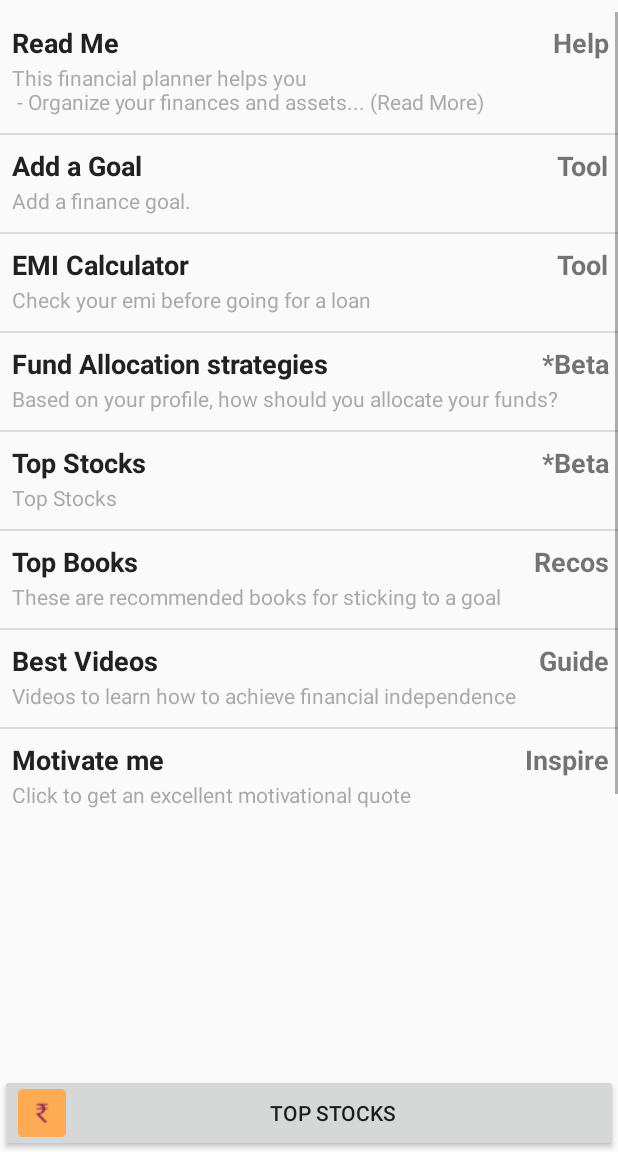
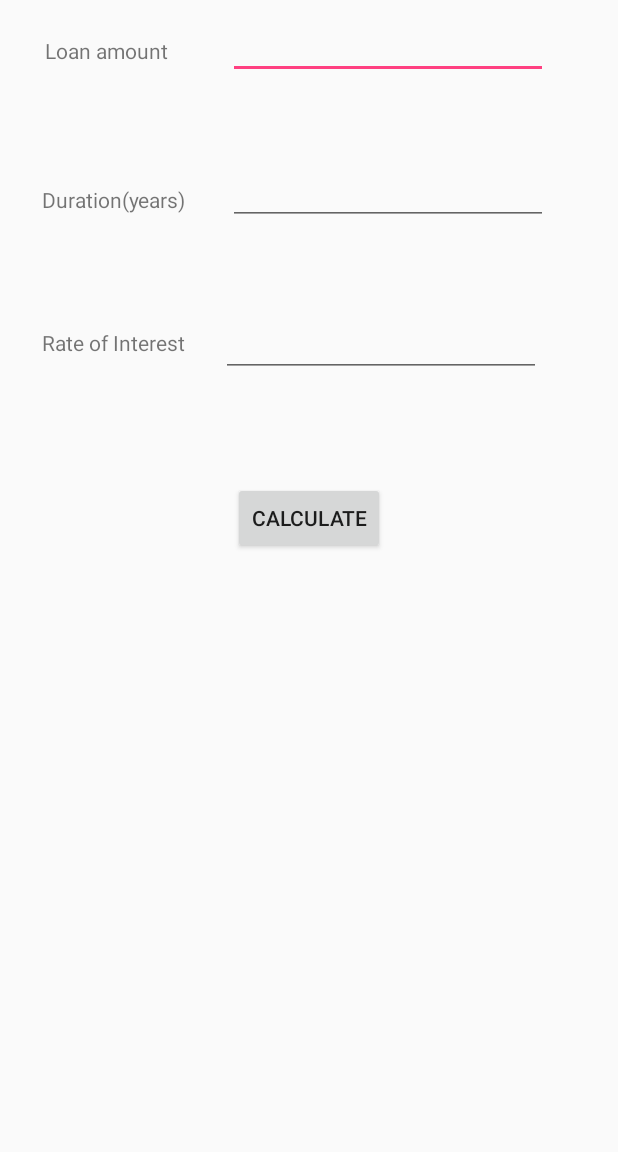
Before and after one commit to youd5/rssfeed, an Android app: the screen it shows after launch (MainActivity before the commit, EMICalculatorActivity after it), after a tap on "EMI Calculator", on a phone screen of 412 x 824 dp, the part 84-1236 px from its top. Run offline under Robolectric (Android 15) with nearby library versions, the phone set to English and light mode, and no system bars.

Commit message:
EMI calculator activity

```diff
--- a/app/src/main/AndroidManifest.xml
+++ b/app/src/main/AndroidManifest.xml
@@ -12,10 +12,13 @@
         android:roundIcon="@mipmap/ic_launcher_round"
         android:supportsRtl="true"
         android:theme="@style/AppTheme">
+        <activity android:name=".EMICalculatorActivity"
+            android:theme="@style/AppTheme.NoActionBar">
+
+        </activity>
         <activity
             android:name=".StyledTextActivity"
             android:theme="@style/AppTheme.NoActionBar">
-
         </activity>
         <activity android:name=".WatchlistActivity" />
         <activity android:name=".ChartActivity" />
--- /dev/null
+++ b/app/src/main/java/com/example/rssfeed/EMICalculatorActivity.java
@@ -0,0 +1,71 @@
+package com.example.rssfeed;
+
+import androidx.appcompat.app.AppCompatActivity;
+import androidx.appcompat.widget.Toolbar;
+import androidx.fragment.app.FragmentTransaction;
+
+import android.content.Intent;
+import android.os.Bundle;
+import android.view.View;
+import android.widget.EditText;
+
+import java.math.RoundingMode;
+import java.text.DecimalFormat;
+
+public class EMICalculatorActivity extends AppCompatActivity {
+
+    private Toolbar myToolbar;
+    public static final String EXTRA_MESSAGE = "com.example.emiCalculator.MESSAGE";
+
+
+    @Override
+    protected void onCreate(Bundle savedInstanceState) {
+        super.onCreate(savedInstanceState);
+        setContentView(R.layout.activity_e_m_i_calculator);
+        myToolbar = (Toolbar) findViewById(R.id.my_toolbar);
+        setSupportActionBar(myToolbar);
+        getSupportActionBar().setDisplayShowHomeEnabled(true);
+        getSupportActionBar().setIcon(getDrawable(R.drawable.favicon32x32));
+        getSupportActionBar().setDisplayUseLogoEnabled(true);
+        getSupportActionBar().setDisplayShowTitleEnabled(false);
+    }
+
+    public void calculate(View view) {
+        EditText loanAmountText = (EditText) findViewById(R.id.editloanAmount);
+        String loanAmount = loanAmountText.getText().toString();
+        EditText roi = (EditText) findViewById(R.id.editroi);
+        String rate = roi.getText().toString();
+        EditText duration = (EditText) findViewById(R.id.editduration);
+        String years = duration.getText().toString();
+
+        Integer principal = (Integer.parseInt(loanAmount));
+        Integer interestRate = Integer.parseInt(rate);
+        Integer time = Integer.parseInt(years);
+
+        String emi = emiCalculate( Double.valueOf(principal), Double.valueOf(interestRate), Double.valueOf(time));
+        // Begin the transaction
+        FragmentTransaction ft = getSupportFragmentManager().beginTransaction();
+        // Replace the contents of the container with the new fragment
+        ft.replace(R.id.fragment1, EmiResultFragment.newInstance(emi));
+        // or ft.add(R.id.your_placeholder, new FooFragment());
+        ft.addToBackStack(null);
+        // Complete the changes added above
+        ft.commit();
+
+
+        //intent.putExtra(EXTRA_MESSAGE, emi);
+        //startActivity(intent);
+    }
+    // Function to calculate EMI
+    static String emiCalculate(Double p, Double rate, Double t) {
+        Double emi;
+        rate = rate / (12 * 100); // one month interest
+        t = t * 12; // one month period
+        emi = (p * rate * (float)Math.pow(1 + rate, t))
+                / (float)(Math.pow(1 + rate, t) - 1);
+
+        DecimalFormat df = new DecimalFormat("#.##");
+        df.setRoundingMode(RoundingMode.HALF_DOWN);
+        return (df.format(emi));
+    }
+}
--- a/app/src/main/java/com/example/rssfeed/MainActivity.java
+++ b/app/src/main/java/com/example/rssfeed/MainActivity.java
@@ -83,6 +83,9 @@ public class MainActivity extends AppCompatActivity {
                     case 0:
                         startActivity(new Intent(MainActivity.this, StyledTextActivity.class).putExtra("nseLink", ""));
                         break;
+                    case 2:
+                        startActivity(new Intent(MainActivity.this, EMICalculatorActivity.class).putExtra("nseLink", ""));
+                        break;
                     case 3:
                     case 4:
                         startActivity(new Intent(MainActivity.this, WatchlistActivity.class).putExtra("nseLink", ""));
--- /dev/null
+++ b/app/src/main/res/layout/activity_e_m_i_calculator.xml
@@ -0,0 +1,115 @@
+<?xml version="1.0" encoding="utf-8"?>
+<androidx.constraintlayout.widget.ConstraintLayout xmlns:android="http://schemas.android.com/apk/res/android"
+    xmlns:app="http://schemas.android.com/apk/res-auto"
+    xmlns:tools="http://schemas.android.com/tools"
+    android:layout_width="match_parent"
+    android:layout_height="match_parent"
+    tools:context=".EMICalculatorActivity">
+
+    <androidx.appcompat.widget.Toolbar
+        android:id="@+id/my_toolbar"
+        android:layout_width="match_parent"
+        android:layout_height="wrap_content"
+        android:background="@color/cast_intro_overlay_button_background_color"
+        android:minHeight="?attr/actionBarSize"
+        android:theme="@style/ToolbarTheme"
+        app:popupTheme="@style/ThemeOverlay.AppCompat.Light"
+        app:titleTextAppearance="@style/Toolbar.TitleText"
+        tools:ignore="MissingConstraints">
+
+        <TextView
+            android:id="@+id/toolbar_title"
+            style="@style/TextAppearance.AppCompat.Widget.ActionBar.Title"
+            android:layout_width="wrap_content"
+            android:layout_height="wrap_content"
+            android:layout_gravity="center"
+            android:text="Monthly EMI Calculator"
+            android:textColor="@android:color/white" />
+    </androidx.appcompat.widget.Toolbar>
+
+    <TextView
+        android:id="@+id/loanAmounttext"
+        android:layout_width="wrap_content"
+        android:layout_height="wrap_content"
+        android:layout_marginStart="30dp"
+        android:layout_marginTop="80dp"
+        android:text="Loan amount"
+        app:layout_constraintStart_toStartOf="parent"
+        app:layout_constraintTop_toTopOf="parent" />
+
+    <EditText
+        android:id="@+id/editloanAmount"
+        android:layout_width="wrap_content"
+        android:layout_height="wrap_content"
+        android:layout_marginStart="40dp"
+        android:layout_marginTop="7dp"
+        android:ems="10"
+        android:inputType="number"
+        app:layout_constraintStart_toEndOf="@+id/loanAmounttext"
+        app:layout_constraintTop_toBottomOf="@+id/my_toolbar" />
+
+    <TextView
+        android:id="@+id/textView6"
+        android:layout_width="wrap_content"
+        android:layout_height="wrap_content"
+        android:layout_marginStart="28dp"
+        android:layout_marginTop="80dp"
+        android:text="Duration(years)"
+        app:layout_constraintStart_toStartOf="parent"
+        app:layout_constraintTop_toBottomOf="@+id/loanAmounttext" />
+
+    <TextView
+        android:id="@+id/rate"
+        android:layout_width="wrap_content"
+        android:layout_height="wrap_content"
+        android:layout_marginStart="28dp"
+        android:layout_marginTop="76dp"
+        android:text="Rate of Interest"
+        app:layout_constraintStart_toStartOf="parent"
+        app:layout_constraintTop_toBottomOf="@+id/textView6" />
+
+    <EditText
+        android:id="@+id/editduration"
+        android:layout_width="wrap_content"
+        android:layout_height="wrap_content"
+        android:layout_marginStart="28dp"
+        android:layout_marginTop="52dp"
+        android:ems="10"
+        android:inputType="number"
+        app:layout_constraintStart_toEndOf="@+id/textView6"
+        app:layout_constraintTop_toBottomOf="@+id/editloanAmount" />
+
+    <EditText
+        android:id="@+id/editroi"
+        android:layout_width="wrap_content"
+        android:layout_height="wrap_content"
+        android:layout_marginStart="24dp"
+        android:layout_marginTop="56dp"
+        android:ems="10"
+        android:inputType="number"
+        app:layout_constraintStart_toEndOf="@+id/rate"
+        app:layout_constraintTop_toBottomOf="@+id/editduration" />
+
+    <Button
+        android:id="@+id/calculate"
+        android:layout_width="wrap_content"
+        android:layout_height="wrap_content"
+        android:layout_marginTop="70dp"
+        android:onClick="calculate"
+        android:text="Calculate"
+        app:layout_constraintEnd_toEndOf="parent"
+        app:layout_constraintStart_toStartOf="parent"
+        app:layout_constraintTop_toBottomOf="@+id/editroi" />
+
+    <FrameLayout
+        android:id="@+id/fragment1"
+        android:layout_width="409dp"
+        android:layout_height="176dp"
+        android:layout_marginStart="1dp"
+        android:layout_marginLeft="1dp"
+        android:layout_marginTop="1dp"
+        app:layout_constraintStart_toStartOf="parent"
+        app:layout_constraintTop_toBottomOf="@+id/calculate">
+
+    </FrameLayout>
+</androidx.constraintlayout.widget.ConstraintLayout>
--- a/app/src/main/res/layout/activity_styled_text.xml
+++ b/app/src/main/res/layout/activity_styled_text.xml
@@ -57,13 +57,12 @@
 
     <TextView
         android:id="@+id/bodytext"
-        style="@style/TextAppearance.AppCompat.Body1"
+        style="@style/TextAppearance.AppCompat.Body2"
         android:layout_width="match_parent"
         android:layout_height="wrap_content"
         android:layout_marginStart="4dp"
         android:layout_marginTop="8dp"
         android:layout_marginEnd="4dp"
-        android:gravity="center"
         android:text="@string/read_me_body"
         app:layout_constraintEnd_toEndOf="parent"
         app:layout_constraintStart_toStartOf="parent"
--- a/app/src/main/res/values/strings.xml
+++ b/app/src/main/res/values/strings.xml
@@ -21,7 +21,7 @@
 
     <string name="read_me_header">Read Me</string>
     <string name="read_me_sub_header">v-1.0</string>
-    <string name="read_me_body">This financial planner helps you - Organize your finances and assets  - Plan for your retirement - Helps you achieve your financial goals efficiently</string>
+    <string name="read_me_body">This financial planner helps you organize your finances and projects the results of your savings and investments so you can see how well prepared you are for retirement. It also help you make decisions with your money that will help you reach your financial goals as efficiently as possible.\n\nWhat Is Financial Planning?\nFinancial planning is the process of defining your financial goals, such as knowing when you will need to use your money and what you will be using it for, and then laying out a plan of action with specific steps you need to take to achieve those goals.\nTo give good advice, a financial planner must gather personal and financial data about you. They use this data to create projections that show you when and how you can accomplish your goals. These projections are based on a set of realistic assumptions about inflation, investment returns, how much you can save, and how much you will earn and spend.</string>
 
 
     <string-array name="homepagelist">
```
Also changed, not shown: app/src/main/java/com/example/rssfeed/EmiResultFragment.java (added, +49 -0 lines), app/src/main/res/layout/fragment_test.xml (added, +14 -0 lines).
